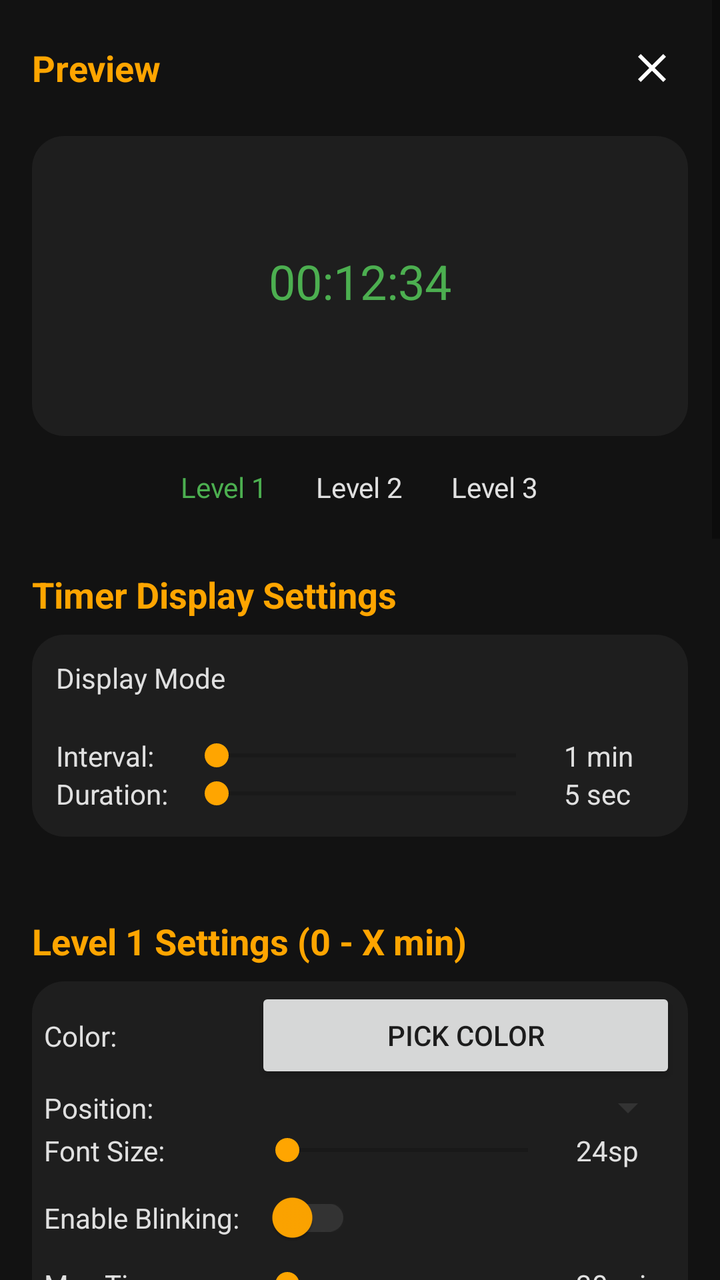
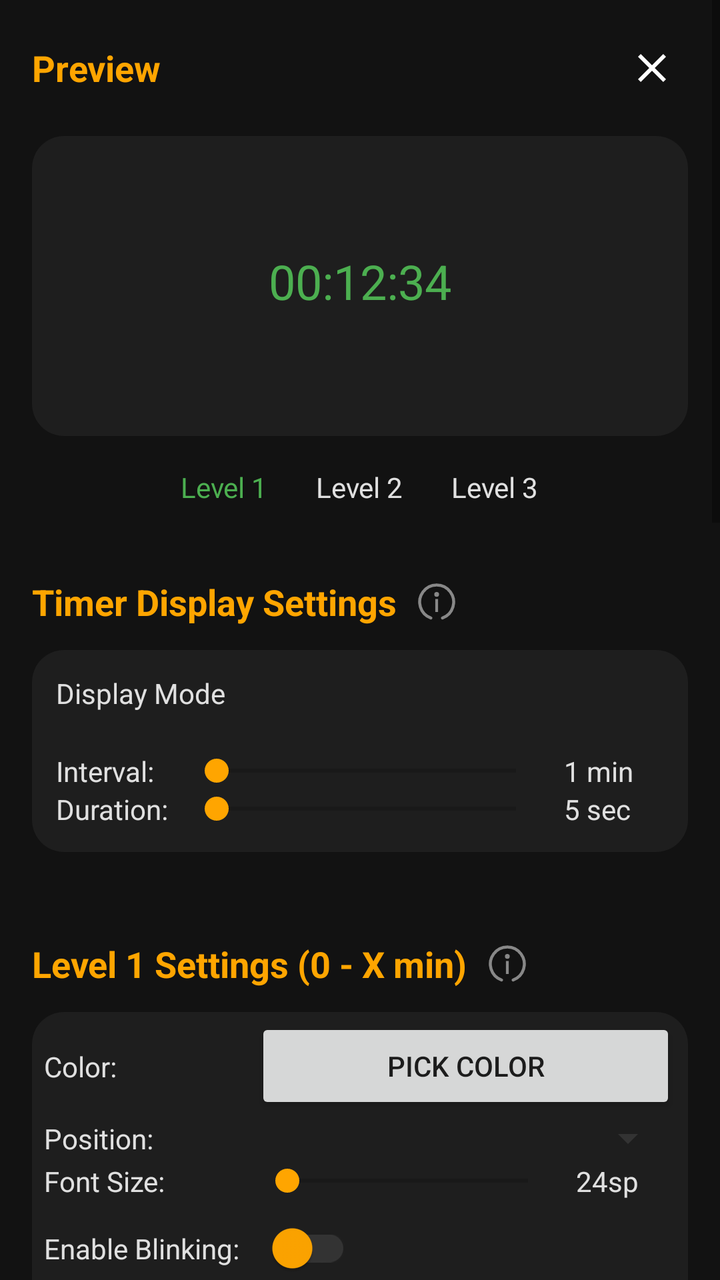

Compare the two renders of this Android layout. The source of the first and the diff that turns it into the second are given below.
<!-- AndroidManifest.xml: application theme Theme.Screentimetracker -->
<!-- res/layout/activity_settings.xml -->
<?xml version="1.0" encoding="utf-8"?>
<ScrollView xmlns:android="http://schemas.android.com/apk/res/android"
    xmlns:app="http://schemas.android.com/apk/res-auto"
    xmlns:tools="http://schemas.android.com/tools"
    android:layout_width="match_parent"
    android:layout_height="match_parent"
    android:background="#121212"
    android:fitsSystemWindows="true"
    tools:context=".SettingsActivity">

    <LinearLayout
        android:layout_width="match_parent"
        android:layout_height="wrap_content"
        android:orientation="vertical"
        android:padding="16dp">

        <RelativeLayout
            android:layout_width="match_parent"
            android:layout_height="wrap_content"
            android:layout_marginBottom="8dp">

            <TextView
                android:layout_width="wrap_content"
                android:layout_height="wrap_content"
                android:text="Preview"
                android:textSize="18sp"
                android:textStyle="bold"
                android:textColor="#FFA500"
                android:layout_centerVertical="true"
                android:layout_alignParentStart="true" />

            <ImageButton
                android:id="@+id/closeButton"
                android:layout_width="36dp"
                android:layout_height="36dp"
                android:background="?attr/selectableItemBackgroundBorderless"
                android:contentDescription="Close"
                android:padding="6dp"
                android:src="@drawable/ic_cross"
                android:layout_centerVertical="true"
                android:layout_alignParentEnd="true" />
        </RelativeLayout>


        <androidx.constraintlayout.widget.ConstraintLayout
            android:id="@+id/previewLayout"
            android:layout_width="match_parent"
            android:layout_height="150dp"
            android:layout_marginTop="8dp"
            android:background="@drawable/rounded_background">

            <TextView
                android:id="@+id/previewTimeText"
                android:layout_width="wrap_content"
                android:layout_height="wrap_content"
                android:text="00:12:34"
                android:textSize="24sp"
                android:textColor="#4CAF50"
                app:layout_constraintBottom_toBottomOf="parent"
                app:layout_constraintEnd_toEndOf="parent"
                app:layout_constraintStart_toStartOf="parent"
                app:layout_constraintTop_toTopOf="parent" />
        </androidx.constraintlayout.widget.ConstraintLayout>

        <LinearLayout
            android:layout_width="match_parent"
            android:layout_height="wrap_content"
            android:orientation="horizontal"
            android:layout_marginTop="8dp"
            android:gravity="center_horizontal">

            <TextView
                android:id="@+id/previewLevel1Header"
                android:layout_width="wrap_content"
                android:layout_height="wrap_content"
                android:text="Level 1"
                android:padding="8dp"
                android:clickable="true"
                android:focusable="true"
                android:textColor="#4CAF50"
                android:background="?attr/selectableItemBackground"
                android:layout_marginEnd="8dp"/>
            <TextView
                android:id="@+id/previewLevel2Header"
                android:layout_width="wrap_content"
                android:layout_height="wrap_content"
                android:text="Level 2"
                android:padding="8dp"
                android:clickable="true"
                android:focusable="true"
                android:textColor="#E0E0E0"
                android:background="?attr/selectableItemBackground"
                android:layout_marginEnd="8dp"/>
            <TextView
                android:id="@+id/previewLevel3Header"
                android:layout_width="wrap_content"
                android:layout_height="wrap_content"
                android:text="Level 3"
                android:padding="8dp"
                android:clickable="true"
                android:focusable="true"
                android:textColor="#E0E0E0"
                android:background="?attr/selectableItemBackground"/>
        </LinearLayout>


        <TextView
            style="@style/SettingsHeader"
            android:text="Timer Display Settings"
            android:textColor="#FFA500" />

        <LinearLayout
            android:layout_width="match_parent"
            android:layout_height="wrap_content"
            android:orientation="vertical"
            android:background="@drawable/rounded_background"
            android:padding="12dp"
            android:layout_marginBottom="16dp">

            <TextView
                android:layout_width="wrap_content"
                android:layout_height="wrap_content"
                android:text="Display Mode"
                android:textColor="#E0E0E0"
                android:layout_marginBottom="8dp" />

            <com.google.android.material.button.MaterialButtonToggleGroup
                android:id="@+id/timerDisplayModeToggleGroup"
                android:layout_width="match_parent"
                android:layout_height="wrap_content"
                app:singleSelection="true"
                app:selectionRequired="true">

                <Button
                    android:id="@+id/timerDisplayModeAlways"
                    style="?attr/materialButtonOutlinedStyle"
                    android:layout_width="0dp"
                    android:layout_height="wrap_content"
                    android:layout_weight="1"
                    android:text="Always" />

                <Button
                    android:id="@+id/timerDisplayModeInterval"
                    style="?attr/materialButtonOutlinedStyle"
                    android:layout_width="0dp"
                    android:layout_height="wrap_content"
                    android:layout_weight="1"
                    android:text="Interval" />

                <Button
                    android:id="@+id/timerDisplayModeNever"
                    style="?attr/materialButtonOutlinedStyle"
                    android:layout_width="0dp"
                    android:layout_height="wrap_content"
                    android:layout_weight="1"
                    android:text="Never" />
            </com.google.android.material.button.MaterialButtonToggleGroup>

            <GridLayout
                style="@style/SettingsGrid"
                android:layout_marginTop="12dp"
                android:layout_marginBottom="0dp">

                <TextView style="@style/SettingsLabel" android:text="Interval:" android:textColor="#E0E0E0" />
                <LinearLayout style="@style/SettingsControlLayout">
                    <SeekBar
                        android:id="@+id/timerDisplayIntervalSeekBar"
                        style="@style/SettingsSeekBar"
                        android:progressTint="#FFA500"
                        android:thumbTint="#FFA500" />
                    <TextView
                        android:id="@+id/timerDisplayIntervalValue"
                        style="@style/SettingsSeekBarValue"
                        android:text="1 min"
                        android:textColor="#E0E0E0" />
                </LinearLayout>

                <TextView style="@style/SettingsLabel" android:text="Duration:" android:textColor="#E0E0E0" />
                <LinearLayout style="@style/SettingsControlLayout">
                    <SeekBar
                        android:id="@+id/timerDisplayDurationSeekBar"
                        style="@style/SettingsSeekBar"
                        android:progressTint="#FFA500"
                        android:thumbTint="#FFA500" />
                    <TextView
                        android:id="@+id/timerDisplayDurationValue"
                        style="@style/SettingsSeekBarValue"
                        android:text="5 sec"
                        android:textColor="#E0E0E0" />
                </LinearLayout>
            </GridLayout>
        </LinearLayout>

        <TextView
            style="@style/SettingsHeader"
            android:text="Level 1 Settings (0 - X min)"
            android:textColor="#FFA500" />

        <GridLayout
            style="@style/SettingsGrid"
            android:background="@drawable/rounded_background">
            <TextView style="@style/SettingsLabel" android:text="Color:" android:textColor="#E0E0E0" />
            <Button android:id="@+id/level1ColorButton" style="@style/SettingsControl" android:text="Pick Color" />

            <TextView style="@style/SettingsLabel" android:text="Position:" android:textColor="#E0E0E0" />
            <Spinner
                android:id="@+id/level1PositionSpinner"
                style="@style/SettingsControl"
                android:backgroundTint="#333333" />

            <TextView style="@style/SettingsLabel" android:text="Font Size:" android:textColor="#E0E0E0" />
            <LinearLayout style="@style/SettingsControlLayout">
                <SeekBar
                    android:id="@+id/level1FontSizeSeekBar"
                    style="@style/SettingsSeekBar"
                    android:progressTint="#FFA500"
                    android:thumbTint="#FFA500" />
                <TextView
                    android:id="@+id/level1FontSizeValue"
                    style="@style/SettingsSeekBarValue"
                    android:text="24sp"
                    android:textColor="#E0E0E0" />
            </LinearLayout>

            <TextView
                style="@style/SettingsLabel"
                android:text="Enable Blinking:"
                android:textColor="#E0E0E0" />
            <androidx.appcompat.widget.SwitchCompat
                android:id="@+id/level1BlinkingSwitch"
                android:layout_width="wrap_content"
                android:layout_height="wrap_content"
                android:layout_gravity="center_vertical|start"
                android:minHeight="48dp"
                app:thumbTint="#FFA500"
                app:trackTint="#333333" />

            <TextView style="@style/SettingsLabel" android:text="Max Time:" android:textColor="#E0E0E0" />
            <LinearLayout style="@style/SettingsControlLayout">
                <SeekBar
                    android:id="@+id/level1TimeSeekBar"
                    style="@style/SettingsSeekBar"
                    android:progressTint="#FFA500"
                    android:thumbTint="#FFA500" />
                <TextView
                    android:id="@+id/level1TimeValue"
                    style="@style/SettingsSeekBarValue"
                    android:text="30 min"
                    android:textColor="#E0E0E0" />
            </LinearLayout>
        </GridLayout>

        <TextView
            style="@style/SettingsHeader"
            android:text="Level 2 Settings (Level 1 Max - Y min)"
            android:textColor="#FFA500" />
        <GridLayout
            style="@style/SettingsGrid"
            android:background="@drawable/rounded_background">
            <TextView style="@style/SettingsLabel" android:text="Color:" android:textColor="#E0E0E0" />
            <Button android:id="@+id/level2ColorButton" style="@style/SettingsControl" android:text="Pick Color" />
            <TextView style="@style/SettingsLabel" android:text="Position:" android:textColor="#E0E0E0" />
            <Spinner
                android:id="@+id/level2PositionSpinner"
                style="@style/SettingsControl"
                android:backgroundTint="#333333" />

            <TextView style="@style/SettingsLabel" android:text="Font Size:" android:textColor="#E0E0E0" />
            <LinearLayout style="@style/SettingsControlLayout">
                <SeekBar
                    android:id="@+id/level2FontSizeSeekBar"
                    style="@style/SettingsSeekBar"
                    android:progressTint="#FFA500"
                    android:thumbTint="#FFA500" />
                <TextView
                    android:id="@+id/level2FontSizeValue"
                    style="@style/SettingsSeekBarValue"
                    android:text="26sp"
                    android:textColor="#E0E0E0" />
            </LinearLayout>

            <TextView
                style="@style/SettingsLabel"
                android:text="Enable Blinking:"
                android:textColor="#E0E0E0" />
            <androidx.appcompat.widget.SwitchCompat
                android:id="@+id/level2BlinkingSwitch"
                android:layout_width="wrap_content"
                android:layout_height="wrap_content"
                android:layout_gravity="center_vertical|start"
                android:minHeight="48dp"
                app:thumbTint="#FFA500"
                app:trackTint="#333333" />

            <TextView style="@style/SettingsLabel" android:text="Duration:" android:textColor="#E0E0E0" />
            <LinearLayout style="@style/SettingsControlLayout">
                <SeekBar
                    android:id="@+id/level2TimeSeekBar"
                    style="@style/SettingsSeekBar"
                    android:progressTint="#FFA500"
                    android:thumbTint="#FFA500" />
                <TextView
                    android:id="@+id/level2TimeValue"
                    style="@style/SettingsSeekBarValue"
                    android:text="30 min"
                    android:textColor="#E0E0E0" />
            </LinearLayout>
        </GridLayout>

        <TextView
            style="@style/SettingsHeader"
            android:text="Level 3 Settings (Above Level 2 Max)"
            android:textColor="#FFA500" />
        <GridLayout
            style="@style/SettingsGrid"
            android:background="@drawable/rounded_background">
            <TextView style="@style/SettingsLabel" android:text="Color:" android:textColor="#E0E0E0" />
            <Button android:id="@+id/level3ColorButton" style="@style/SettingsControl" android:text="Pick Color" />
            <TextView style="@style/SettingsLabel" android:text="Position:" android:textColor="#E0E0E0" />
            <Spinner
                android:id="@+id/level3PositionSpinner"
                style="@style/SettingsControl"
                android:backgroundTint="#333333" />

            <TextView style="@style/SettingsLabel" android:text="Font Size:" android:textColor="#E0E0E0" />
            <LinearLayout style="@style/SettingsControlLayout">
                <SeekBar
                    android:id="@+id/level3FontSizeSeekBar"
                    style="@style/SettingsSeekBar"
                    android:progressTint="#FFA500"
                    android:thumbTint="#FFA500" />
                <TextView
                    android:id="@+id/level3FontSizeValue"
                    style="@style/SettingsSeekBarValue"
                    android:text="28sp"
                    android:textColor="#E0E0E0" />
            </LinearLayout>

            <TextView
                style="@style/SettingsLabel"
                android:text="Enable Blinking:"
                android:textColor="#E0E0E0" />
            <androidx.appcompat.widget.SwitchCompat
                android:id="@+id/level3BlinkingSwitch"
                android:layout_width="wrap_content"
                android:layout_height="wrap_content"
                android:layout_gravity="center_vertical|start"
                android:minHeight="48dp"
                app:thumbTint="#FFA500"
                app:trackTint="#333333"
                tools:checked="true" />
        </GridLayout>

        <TextView
            style="@style/SettingsHeader"
            android:text="Daily Reset Time"
            android:textColor="#FFA500" />
        <GridLayout
            style="@style/SettingsGrid"
            android:background="@drawable/rounded_background">
            <TextView style="@style/SettingsLabel" android:text="Hour (24h):" android:textColor="#E0E0E0" />
            <Spinner
                android:id="@+id/resetHourSpinner"
                style="@style/SettingsControl"
                android:backgroundTint="#333333" />

            <TextView style="@style/SettingsLabel" android:text="Minute:" android:textColor="#E0E0E0" />
            <Spinner
                android:id="@+id/resetMinuteSpinner"
                style="@style/SettingsControl"
                android:backgroundTint="#333333" />
        </GridLayout>

        
        <TextView
            style="@style/SettingsHeader"
            android:text="Import &amp; Export"
            android:textColor="#FFA500" />

        <LinearLayout
            android:layout_width="match_parent"
            android:layout_height="wrap_content"
            android:orientation="vertical"
            android:background="@drawable/rounded_background"
            android:padding="16dp"
            android:layout_marginBottom="16dp">

            <TextView
                android:layout_width="wrap_content"
                android:layout_height="wrap_content"
                android:text="Save or restore your settings as a JSON file."
                android:textColor="#888888"
                android:textSize="13sp"
                android:layout_marginBottom="12dp" />

            <LinearLayout
                android:layout_width="match_parent"
                android:layout_height="wrap_content"
                android:orientation="horizontal">

                <Button
                    android:id="@+id/exportSettingsButton"
                    android:layout_width="0dp"
                    android:layout_height="44dp"
                    android:layout_weight="1"
                    android:text="Export"
                    android:backgroundTint="#2A2A2A"
                    android:textColor="#FFA500"
                    android:textSize="14sp"
                    android:layout_marginEnd="8dp"
                    android:stateListAnimator="@null" />

                <Button
                    android:id="@+id/importSettingsButton"
                    android:layout_width="0dp"
                    android:layout_height="44dp"
                    android:layout_weight="1"
                    android:text="Import"
                    android:backgroundTint="#2A2A2A"
                    android:textColor="#FFA500"
                    android:textSize="14sp"
                    android:stateListAnimator="@null" />
            </LinearLayout>
        </LinearLayout>

        <Button
            android:id="@+id/saveButton"
            android:layout_width="wrap_content"
            android:layout_height="wrap_content"
            android:layout_gravity="center_horizontal"
            android:layout_marginTop="8dp"
            android:text="Save Settings"
            android:backgroundTint="#FFA500"
            android:textColor="#121212" />

    </LinearLayout>
</ScrollView>
<!-- resources referenced by this layout -->
<resources>
  <!-- drawable ic_cross (drawable) -->
  <?xml version="1.0" encoding="utf-8"?>
  <vector xmlns:android="http://schemas.android.com/apk/res/android"
      android:width="24dp"
      android:height="24dp"
      android:viewportWidth="24"
      android:viewportHeight="24">
      <path
          android:fillColor="#FFFFFF"
          android:pathData="M19,6.41L17.59,5 12,10.59 6.41,5 5,6.41 10.59,12 5,17.59 6.41,19 12,13.41 17.59,19 19,17.59 13.41,12z"/>
  </vector>
  <!-- drawable rounded_background (drawable) -->
  <?xml version="1.0" encoding="utf-8"?>
  <shape xmlns:android="http://schemas.android.com/apk/res/android">
      <solid android:color="#1E1E1E" />
      <corners android:radius="16dp" />
      <padding android:left="6dp" android:top="3dp" android:right="6dp" android:bottom="8dp" />
  </shape>
  <style name="SettingsControl">
          <item name="android:layout_width">0dp</item> <item name="android:layout_height">wrap_content</item>
          <item name="android:layout_gravity">fill_horizontal|center_vertical</item>
          <item name="android:layout_columnWeight">1</item>
          <item name="android:layout_rowWeight">1</item>
      </style>
  <style name="SettingsControlLayout" parent="SettingsControl">
          <item name="android:orientation">horizontal</item>
      </style>
  <style name="SettingsGrid">
          <item name="android:layout_width">match_parent</item>
          <item name="android:layout_height">wrap_content</item>
          <item name="android:columnCount">2</item>
          <item name="android:layout_marginBottom">16dp</item>
      </style>
  <style name="SettingsHeader">
          <item name="android:layout_width">wrap_content</item>
          <item name="android:layout_height">wrap_content</item>
          <item name="android:textSize">18sp</item>
          <item name="android:textStyle">bold</item>
          <item name="android:layout_marginTop">24dp</item>
          <item name="android:layout_marginBottom">8dp</item>
      </style>
  <style name="SettingsLabel">
          <item name="android:layout_width">wrap_content</item>
          <item name="android:layout_height">wrap_content</item>
          <item name="android:layout_gravity">start|center_vertical</item>
          <item name="android:layout_marginEnd">8dp</item>
          <item name="android:layout_columnWeight">0</item> <item name="android:layout_rowWeight">1</item>
      </style>
  <style name="SettingsSeekBar">
          <item name="android:layout_width">0dp</item>
          <item name="android:layout_height">wrap_content</item>
          <item name="android:layout_weight">1</item>
          <item name="android:layout_gravity">center_vertical</item>
      </style>
  <style name="SettingsSeekBarValue">
          <item name="android:layout_width">wrap_content</item>
          <item name="android:layout_height">wrap_content</item>
          <item name="android:layout_marginStart">8dp</item>
          <item name="android:minWidth">50dp</item> <item name="android:layout_gravity">center_vertical</item>
      </style>
  <color name="purple_500">#121212</color>
  <color name="purple_700">#121212</color>
  <color name="white">#FFFFFFFF</color>
  <color name="teal_200">#FF03DAC5</color>
  <color name="teal_700">#FF018786</color>
  <color name="black">#FF000000</color>
  <!-- unchanged entries left out for length: 1 -->
</resources>

<!-- the commit's change to res/layout/activity_settings.xml (unified diff, before → after) -->
@@ -104,10 +104,31 @@
         </LinearLayout>
 
 
-        <TextView
-            style="@style/SettingsHeader"
-            android:text="Timer Display Settings"
-            android:textColor="#FFA500" />
+        <LinearLayout
+            android:layout_width="wrap_content"
+            android:layout_height="wrap_content"
+            android:orientation="horizontal"
+            android:gravity="center_vertical"
+            android:layout_marginTop="24dp"
+            android:layout_marginBottom="8dp">
+
+            <TextView
+                style="@style/SettingsHeader"
+                android:layout_marginTop="0dp"
+                android:layout_marginBottom="0dp"
+                android:text="Timer Display Settings"
+                android:textColor="#FFA500" />
+
+            <ImageButton
+                android:id="@+id/helpTimerDisplay"
+                android:layout_width="32dp"
+                android:layout_height="32dp"
+                android:layout_marginStart="4dp"
+                android:background="?attr/selectableItemBackgroundBorderless"
+                android:contentDescription="What does Timer Display do?"
+                android:padding="6dp"
+                android:src="@drawable/ic_info" />
+        </LinearLayout>
 
         <LinearLayout
             android:layout_width="match_parent"
@@ -191,10 +212,31 @@
             </GridLayout>
         </LinearLayout>
 
-        <TextView
-            style="@style/SettingsHeader"
-            android:text="Level 1 Settings (0 - X min)"
-            android:textColor="#FFA500" />
+        <LinearLayout
+            android:layout_width="wrap_content"
+            android:layout_height="wrap_content"
+            android:orientation="horizontal"
+            android:gravity="center_vertical"
+            android:layout_marginTop="24dp"
+            android:layout_marginBottom="8dp">
+
+            <TextView
+                style="@style/SettingsHeader"
+                android:layout_marginTop="0dp"
+                android:layout_marginBottom="0dp"
+                android:text="Level 1 Settings (0 - X min)"
+                android:textColor="#FFA500" />
+
+            <ImageButton
+                android:id="@+id/helpLevel1"
+                android:layout_width="32dp"
+                android:layout_height="32dp"
+                android:layout_marginStart="4dp"
+                android:background="?attr/selectableItemBackgroundBorderless"
+                android:contentDescription="What is Level 1?"
+                android:padding="6dp"
+                android:src="@drawable/ic_info" />
+        </LinearLayout>
 
         <GridLayout
             style="@style/SettingsGrid"
@@ -250,10 +292,31 @@
             </LinearLayout>
         </GridLayout>
 
-        <TextView
-            style="@style/SettingsHeader"
-            android:text="Level 2 Settings (Level 1 Max - Y min)"
-            android:textColor="#FFA500" />
+        <LinearLayout
+            android:layout_width="wrap_content"
+            android:layout_height="wrap_content"
+            android:orientation="horizontal"
+            android:gravity="center_vertical"
+            android:layout_marginTop="24dp"
+            android:layout_marginBottom="8dp">
+
+            <TextView
+                style="@style/SettingsHeader"
+                android:layout_marginTop="0dp"
+                android:layout_marginBottom="0dp"
+                android:text="Level 2 Settings (Level 1 Max - Y min)"
+                android:textColor="#FFA500" />
+
+            <ImageButton
+                android:id="@+id/helpLevel2"
+                android:layout_width="32dp"
+                android:layout_height="32dp"
+                android:layout_marginStart="4dp"
+                android:background="?attr/selectableItemBackgroundBorderless"
+                android:contentDescription="What is Level 2?"
+                android:padding="6dp"
+                android:src="@drawable/ic_info" />
+        </LinearLayout>
         <GridLayout
             style="@style/SettingsGrid"
             android:background="@drawable/rounded_background">
@@ -307,10 +370,31 @@
             </LinearLayout>
         </GridLayout>
 
-        <TextView
-            style="@style/SettingsHeader"
-            android:text="Level 3 Settings (Above Level 2 Max)"
-            android:textColor="#FFA500" />
+        <LinearLayout
+            android:layout_width="wrap_content"
+            android:layout_height="wrap_content"
+            android:orientation="horizontal"
+            android:gravity="center_vertical"
+            android:layout_marginTop="24dp"
+            android:layout_marginBottom="8dp">
+
+            <TextView
+                style="@style/SettingsHeader"
+                android:layout_marginTop="0dp"
+                android:layout_marginBottom="0dp"
+                android:text="Level 3 Settings (Above Level 2 Max)"
+                android:textColor="#FFA500" />
+
+            <ImageButton
+                android:id="@+id/helpLevel3"
+                android:layout_width="32dp"
+                android:layout_height="32dp"
+                android:layout_marginStart="4dp"
+                android:background="?attr/selectableItemBackgroundBorderless"
+                android:contentDescription="What is Level 3?"
+                android:padding="6dp"
+                android:src="@drawable/ic_info" />
+        </LinearLayout>
         <GridLayout
             style="@style/SettingsGrid"
             android:background="@drawable/rounded_background">
@@ -351,10 +435,31 @@
                 tools:checked="true" />
         </GridLayout>
 
-        <TextView
-            style="@style/SettingsHeader"
-            android:text="Daily Reset Time"
-            android:textColor="#FFA500" />
+        <LinearLayout
+            android:layout_width="wrap_content"
+            android:layout_height="wrap_content"
+            android:orientation="horizontal"
+            android:gravity="center_vertical"
+            android:layout_marginTop="24dp"
+            android:layout_marginBottom="8dp">
+
+            <TextView
+                style="@style/SettingsHeader"
+                android:layout_marginTop="0dp"
+                android:layout_marginBottom="0dp"
+                android:text="Daily Reset Time"
+                android:textColor="#FFA500" />
+
+            <ImageButton
+                android:id="@+id/helpResetTime"
+                android:layout_width="32dp"
+                android:layout_height="32dp"
+                android:layout_marginStart="4dp"
+                android:background="?attr/selectableItemBackgroundBorderless"
+                android:contentDescription="What does Daily Reset do?"
+                android:padding="6dp"
+                android:src="@drawable/ic_info" />
+        </LinearLayout>
         <GridLayout
             style="@style/SettingsGrid"
             android:background="@drawable/rounded_background">
@@ -372,10 +477,31 @@
         </GridLayout>
 
         
-        <TextView
-            style="@style/SettingsHeader"
-            android:text="Import &amp; Export"
-            android:textColor="#FFA500" />
+        <LinearLayout
+            android:layout_width="wrap_content"
+            android:layout_height="wrap_content"
+            android:orientation="horizontal"
+            android:gravity="center_vertical"
+            android:layout_marginTop="24dp"
+            android:layout_marginBottom="8dp">
+
+            <TextView
+                style="@style/SettingsHeader"
+                android:layout_marginTop="0dp"
+                android:layout_marginBottom="0dp"
+                android:text="Import &amp; Export"
+                android:textColor="#FFA500" />
+
+            <ImageButton
+                android:id="@+id/helpImportExport"
+                android:layout_width="32dp"
+                android:layout_height="32dp"
+                android:layout_marginStart="4dp"
+                android:background="?attr/selectableItemBackgroundBorderless"
+                android:contentDescription="What does Import &amp; Export do?"
+                android:padding="6dp"
+                android:src="@drawable/ic_info" />
+        </LinearLayout>
 
         <LinearLayout
             android:layout_width="match_parent"
<!-- resource entries referenced after the edit -->
@@ -10,6 +10,27 @@
       <path
           android:fillColor="#FFFFFF"
           android:pathData="M19,6.41L17.59,5 12,10.59 6.41,5 5,6.41 10.59,12 5,17.59 6.41,19 12,13.41 17.59,19 19,17.59 13.41,12z"/>
+  </vector>
+  <!-- drawable ic_info (drawable) -->
+  <?xml version="1.0" encoding="utf-8"?>
+  <vector xmlns:android="http://schemas.android.com/apk/res/android"
+      android:width="24dp"
+      android:height="24dp"
+      android:viewportWidth="24.0"
+      android:viewportHeight="24.0">
+  
+      <path
+          android:pathData="M9.1,20.0 A8.5,8.5 0 1 1 14.9,20.0"
+          android:strokeLineCap="round"
+          android:strokeColor="#888888" android:strokeWidth="1.5"/>
+  
+      <path
+          android:fillColor="#888888"
+          android:pathData="M12,7 A1.2,1.2 0 1 1 12,9.4 A1.2,1.2 0 0 1 12,7 Z"/>
+  
+      <path
+          android:fillColor="#888888"
+          android:pathData="M11.3,10.5 H12.7 V17 H11.3 Z"/>
   </vector>
   <!-- drawable rounded_background (drawable) -->
   <?xml version="1.0" encoding="utf-8"?>
